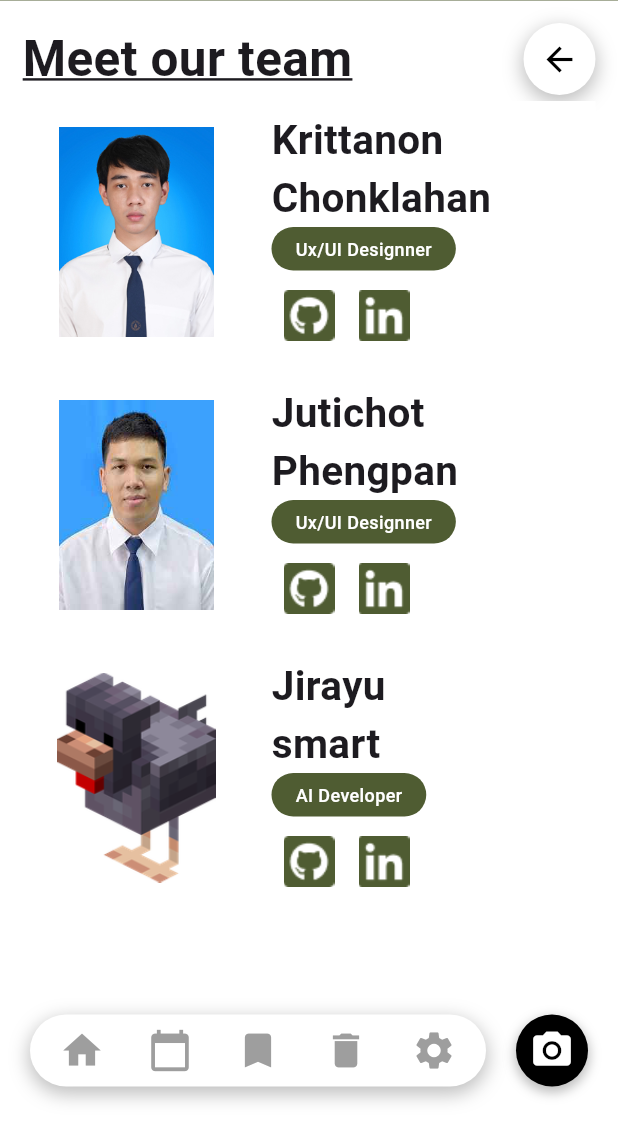
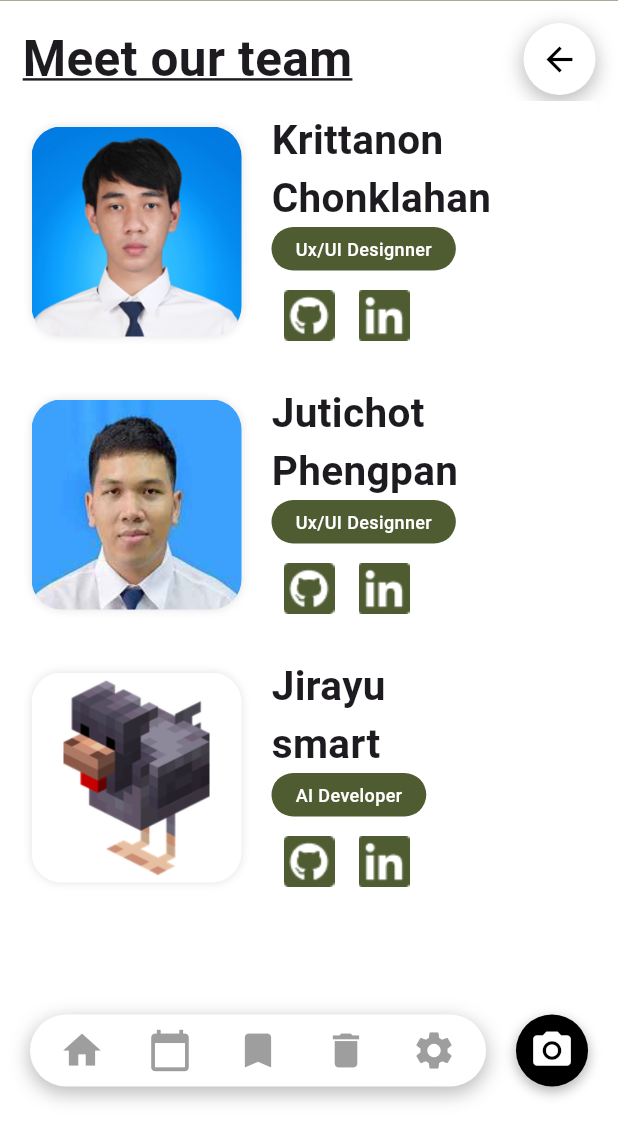
Before and after one commit to SakanaIsReal/TrashScan, a Flutter app: the AboutTeamScreen screen opened by its route, on a phone screen of 412 x 824 dp, the part 112-1236 px from its top. Run offline on Flutter 3.47's test engine with Material 3 defaults, Android fonts, the phone set to English and light mode, and no system bars; our stand-ins replace camera, flutter_dotenv, flutter_local_notifications, flutter_svg, geolocator, go_router and 5 more; missing offline and left inert: flutter_polyline_points.

Commit message:
fix: add new image and make the profile in teams square

```diff
--- a/lib/screens/about_team_screen.dart
+++ b/lib/screens/about_team_screen.dart
@@ -32,21 +32,21 @@ class AboutTeamScreen extends StatelessWidget {
           name: 'Krittanon',
           surname: 'Chonklahan',
           role: 'Ux/UI Designner',
-          imagePath: 'assets/icons/FrontSuki.png',
+          imagePath: 'assets/images/profile_saka.png',
           githubUrl: 'https://github.com/SakanaIsReal',
           linkedinUrl: ''),
       TeamMember(
           name: 'Jutichot',
           surname: 'Phengpan',
           role: 'Ux/UI Designner',
-          imagePath: 'assets/icons/FrontKanz.png',
+          imagePath: 'assets/images/profile_kan.png',
           githubUrl: 'https://github.com/Nicegreanz',
           linkedinUrl: ''),
       TeamMember(
           name: 'Jirayu',
           surname: 'smart',
           role: 'AI Developer',
-          imagePath: 'assets/icons/inter_chicken.png',
+          imagePath: 'assets/images/profile_inter.png',
           githubUrl: 'https://github.com/InterSecure-TheFoundation',
           linkedinUrl: ''),
     ];
--- a/lib/widgets/dev_card.dart
+++ b/lib/widgets/dev_card.dart
@@ -22,12 +22,24 @@ class DevCard extends StatelessWidget {
         child: Row(
           children: [
             Container(
-              color: Colors.white,
               width: 140,
               height: 140,
-              child: Image.asset(
-                member.imagePath,
-                fit: BoxFit.contain,
+              decoration: BoxDecoration(
+                borderRadius: BorderRadius.circular(20), // Round corners
+                boxShadow: [
+                  BoxShadow(
+                    color: Colors.black.withOpacity(0.1),
+                    blurRadius: 4,
+                    offset: const Offset(0, 0), // Shadow offset
+                  ),
+                ],
+              ),
+              child: ClipRRect(
+                borderRadius: BorderRadius.circular(20), // Match container radius
+                child: Image.asset(
+                  member.imagePath,
+                  fit: BoxFit.cover, // Changed to cover to fill the square
+                ),
               ),
             ),
             const SizedBox(width: 20.0),
```
Also changed, not shown: assets/images/profile_inter.png (added), assets/images/profile_kan.png (added), assets/images/profile_saka.png (added).
